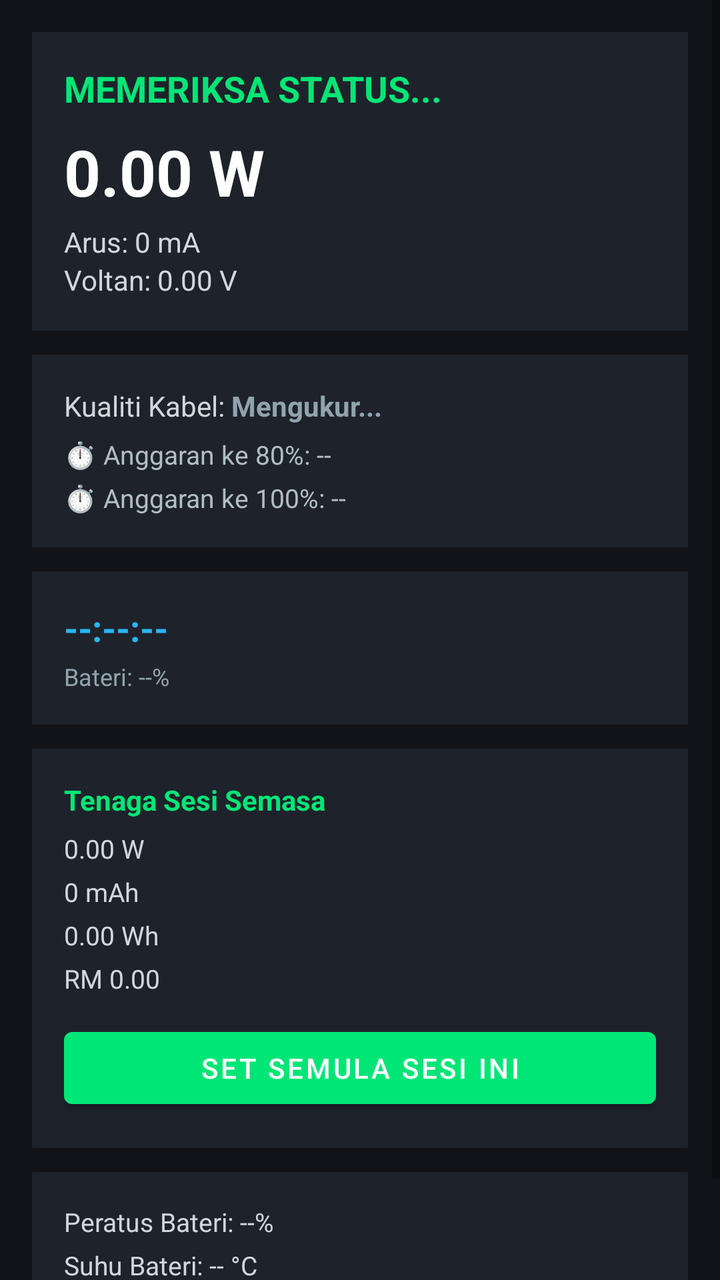
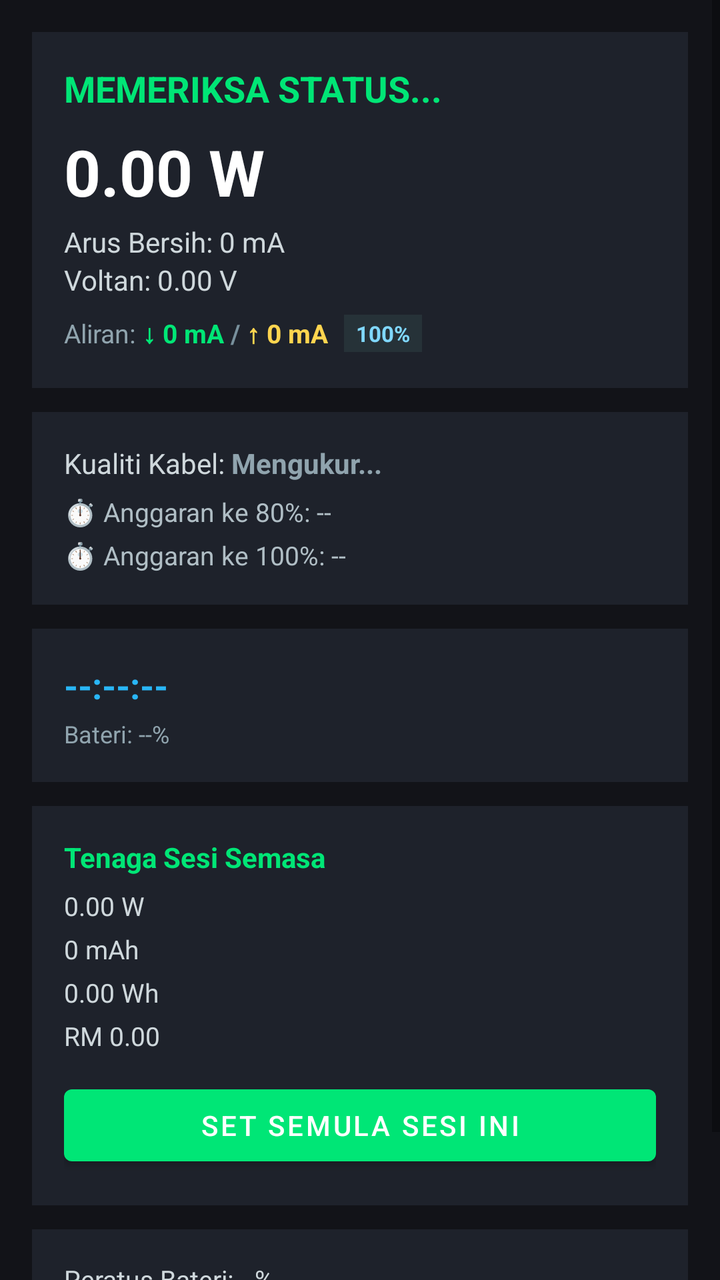

Before-and-after screenshots of an Android layout around one commit, followed by the original layout XML and the change that was made.
<!-- AndroidManifest.xml: application theme Theme.CasWatt -->
<!-- res/layout/fragment_dashboard.xml -->
<?xml version="1.0" encoding="utf-8"?>
<ScrollView xmlns:android="http://schemas.android.com/apk/res/android"
    android:layout_width="match_parent"
    android:layout_height="match_parent"
    android:background="#121318"
    android:fillViewport="true">

    <LinearLayout
        android:layout_width="match_parent"
        android:layout_height="wrap_content"
        android:orientation="vertical"
        android:padding="16dp">

        
        <LinearLayout
            android:layout_width="match_parent"
            android:layout_height="wrap_content"
            android:background="#1E222B"
            android:orientation="vertical"
            android:padding="16dp">

            <TextView
                android:id="@+id/tv_main_status"
                android:layout_width="wrap_content"
                android:layout_height="wrap_content"
                android:text="MEMERIKSA STATUS..."
                android:textColor="#00E676"
                android:textSize="18sp"
                android:textStyle="bold" />

            <TextView
                android:id="@+id/tv_main_watt"
                android:layout_width="wrap_content"
                android:layout_height="wrap_content"
                android:layout_marginTop="8dp"
                android:text="0.00 W"
                android:textColor="#FFFFFF"
                android:textSize="32sp"
                android:textStyle="bold" />

            <TextView
                android:id="@+id/tv_main_current"
                android:layout_width="wrap_content"
                android:layout_height="wrap_content"
                android:layout_marginTop="4dp"
                android:text="Arus: 0 mA"
                android:textColor="#CFD8DC"
                android:textSize="14sp" />

            <TextView
                android:id="@+id/tv_main_voltage"
                android:layout_width="wrap_content"
                android:layout_height="wrap_content"
                android:text="Voltan: 0.00 V"
                android:textColor="#CFD8DC"
                android:textSize="14sp" />

            <TextView
                android:id="@+id/tv_thermal_throttle"
                android:layout_width="wrap_content"
                android:layout_height="wrap_content"
                android:layout_marginTop="8dp"
                android:text="⚠️ THERMAL THROTTLING AKTIF"
                android:textColor="#FF5252"
                android:textSize="12sp"
                android:textStyle="bold"
                android:visibility="gone" />

            <TextView
                android:id="@+id/tv_trickle_status"
                android:layout_width="wrap_content"
                android:layout_height="wrap_content"
                android:layout_marginTop="4dp"
                android:text="💧 TRICKLE CHARGE (MENJAGA HAYAT)"
                android:textColor="#29B6F6"
                android:textSize="12sp"
                android:textStyle="bold"
                android:visibility="gone" />
        </LinearLayout>

        
        <LinearLayout
            android:layout_width="match_parent"
            android:layout_height="wrap_content"
            android:layout_marginTop="12dp"
            android:background="#1E222B"
            android:orientation="vertical"
            android:padding="16dp">

            
            <LinearLayout
                android:layout_width="match_parent"
                android:layout_height="wrap_content"
                android:orientation="horizontal">

                <TextView
                    android:layout_width="wrap_content"
                    android:layout_height="wrap_content"
                    android:text="Kualiti Kabel: "
                    android:textColor="#CFD8DC"
                    android:textSize="14sp" />

                <TextView
                    android:id="@+id/tv_cable_quality"
                    android:layout_width="wrap_content"
                    android:layout_height="wrap_content"
                    android:text="Mengukur..."
                    android:textColor="#90A4AE"
                    android:textSize="14sp"
                    android:textStyle="bold" />
            </LinearLayout>

            <TextView
                android:id="@+id/tv_smart_eta_80"
                android:layout_width="wrap_content"
                android:layout_height="wrap_content"
                android:layout_marginTop="6dp"
                android:text="⏱️ Anggaran ke 80%: --"
                android:textColor="#B0BEC5"
                android:textSize="13sp" />

            <TextView
                android:id="@+id/tv_smart_eta_100"
                android:layout_width="wrap_content"
                android:layout_height="wrap_content"
                android:layout_marginTop="4dp"
                android:text="⏱️ Anggaran ke 100%: --"
                android:textColor="#B0BEC5"
                android:textSize="13sp" />
        </LinearLayout>

        
        <LinearLayout
            android:layout_width="match_parent"
            android:layout_height="wrap_content"
            android:layout_marginTop="12dp"
            android:background="#1E222B"
            android:orientation="vertical"
            android:padding="16dp">

            <TextView
                android:id="@+id/tv_discharge_duration"
                android:layout_width="wrap_content"
                android:layout_height="wrap_content"
                android:text="--:--:--"
                android:textColor="#29B6F6"
                android:textSize="18sp"
                android:textStyle="bold" />

            <TextView
                android:id="@+id/tv_discharge_sub"
                android:layout_width="wrap_content"
                android:layout_height="wrap_content"
                android:layout_marginTop="4dp"
                android:text="Bateri: --%"
                android:textColor="#90A4AE"
                android:textSize="12sp" />
        </LinearLayout>

        
        <LinearLayout
            android:layout_width="match_parent"
            android:layout_height="wrap_content"
            android:layout_marginTop="12dp"
            android:background="#1E222B"
            android:orientation="vertical"
            android:padding="16dp">

            <TextView
                android:layout_width="wrap_content"
                android:layout_height="wrap_content"
                android:text="Tenaga Sesi Semasa"
                android:textColor="#00E676"
                android:textSize="14sp"
                android:textStyle="bold" />

            <TextView
                android:id="@+id/tv_peak_watt"
                android:layout_width="wrap_content"
                android:layout_height="wrap_content"
                android:layout_marginTop="6dp"
                android:text="0.00 W"
                android:textColor="#CFD8DC"
                android:textSize="13sp" />

            <TextView
                android:id="@+id/tv_total_mah"
                android:layout_width="wrap_content"
                android:layout_height="wrap_content"
                android:layout_marginTop="4dp"
                android:text="0 mAh"
                android:textColor="#CFD8DC"
                android:textSize="13sp" />

            <TextView
                android:id="@+id/tv_energy_wh"
                android:layout_width="wrap_content"
                android:layout_height="wrap_content"
                android:layout_marginTop="4dp"
                android:text="0.00 Wh"
                android:textColor="#CFD8DC"
                android:textSize="13sp" />

            <TextView
                android:id="@+id/tv_cost_myr"
                android:layout_width="wrap_content"
                android:layout_height="wrap_content"
                android:layout_marginTop="4dp"
                android:text="RM 0.00"
                android:textColor="#CFD8DC"
                android:textSize="13sp" />

            <Button
                android:id="@+id/btn_reset_session"
                android:layout_width="match_parent"
                android:layout_height="wrap_content"
                android:layout_marginTop="12dp"
                android:text="Set Semula Sesi Ini" />
        </LinearLayout>

        
        <LinearLayout
            android:layout_width="match_parent"
            android:layout_height="wrap_content"
            android:layout_marginTop="12dp"
            android:background="#1E222B"
            android:orientation="vertical"
            android:padding="16dp">

            <TextView
                android:id="@+id/tv_main_level"
                android:layout_width="wrap_content"
                android:layout_height="wrap_content"
                android:text="Peratus Bateri: --%"
                android:textColor="#CFD8DC"
                android:textSize="13sp" />

            <TextView
                android:id="@+id/tv_main_temp"
                android:layout_width="wrap_content"
                android:layout_height="wrap_content"
                android:layout_marginTop="4dp"
                android:text="Suhu Bateri: -- °C"
                android:textColor="#CFD8DC"
                android:textSize="13sp" />

            <TextView
                android:id="@+id/tv_main_plug"
                android:layout_width="wrap_content"
                android:layout_height="wrap_content"
                android:layout_marginTop="4dp"
                android:text="Sumber Cas: --"
                android:textColor="#CFD8DC"
                android:textSize="13sp" />
        </LinearLayout>

    </LinearLayout>
</ScrollView>
<!-- resources referenced by this layout -->
<resources>
  <style name="Theme.CasWatt" parent="Theme.MaterialComponents.DayNight.NoActionBar">
          <item name="colorPrimary">#00E676</item>
          <item name="android:statusBarColor">#121318</item>
          <item name="android:navigationBarColor">#161820</item>
      </style>
</resources>

<!-- the commit's change to res/layout/fragment_dashboard.xml (unified diff, before → after) -->
@@ -43,7 +43,7 @@
                 android:layout_width="wrap_content"
                 android:layout_height="wrap_content"
                 android:layout_marginTop="4dp"
-                android:text="Arus: 0 mA"
+                android:text="Arus Bersih: 0 mA"
                 android:textColor="#CFD8DC"
                 android:textSize="14sp" />
 
@@ -54,6 +54,73 @@
                 android:text="Voltan: 0.00 V"
                 android:textColor="#CFD8DC"
                 android:textSize="14sp" />
+
+            
+            <LinearLayout
+                android:id="@+id/layout_power_ratio"
+                android:layout_width="match_parent"
+                android:layout_height="wrap_content"
+                android:layout_marginTop="6dp"
+                android:background="?attr/selectableItemBackground"
+                android:clickable="true"
+                android:focusable="true"
+                android:gravity="center_vertical"
+                android:orientation="horizontal"
+                android:paddingVertical="2dp">
+
+                <TextView
+                    android:id="@+id/tv_ratio_label"
+                    android:layout_width="wrap_content"
+                    android:layout_height="wrap_content"
+                    android:text="Aliran: "
+                    android:textColor="#90A4AE"
+                    android:textSize="13sp" />
+
+                
+                <TextView
+                    android:id="@+id/tv_input_val"
+                    android:layout_width="wrap_content"
+                    android:layout_height="wrap_content"
+                    android:text="↓ 0 mA"
+                    android:textColor="#00E676"
+                    android:textSize="13sp"
+                    android:textStyle="bold" />
+
+                
+                <TextView
+                    android:id="@+id/tv_ratio_divider"
+                    android:layout_width="wrap_content"
+                    android:layout_height="wrap_content"
+                    android:text=" / "
+                    android:textColor="#78909C"
+                    android:textSize="13sp"
+                    android:textStyle="bold" />
+
+                
+                <TextView
+                    android:id="@+id/tv_drain_val"
+                    android:layout_width="wrap_content"
+                    android:layout_height="wrap_content"
+                    android:text="↑ 0 mA"
+                    android:textColor="#FFD54F"
+                    android:textSize="13sp"
+                    android:textStyle="bold" />
+
+                
+                <TextView
+                    android:id="@+id/tv_efficiency_badge"
+                    android:layout_width="wrap_content"
+                    android:layout_height="wrap_content"
+                    android:layout_marginStart="8dp"
+                    android:background="#263238"
+                    android:paddingHorizontal="6dp"
+                    android:paddingVertical="2dp"
+                    android:text="100%"
+                    android:textColor="#80D8FF"
+                    android:textSize="11sp"
+                    android:textStyle="bold" />
+
+            </LinearLayout>
 
             <TextView
                 android:id="@+id/tv_thermal_throttle"
@@ -87,7 +154,6 @@
             android:orientation="vertical"
             android:padding="16dp">
 
-            
             <LinearLayout
                 android:layout_width="match_parent"
                 android:layout_height="wrap_content"
